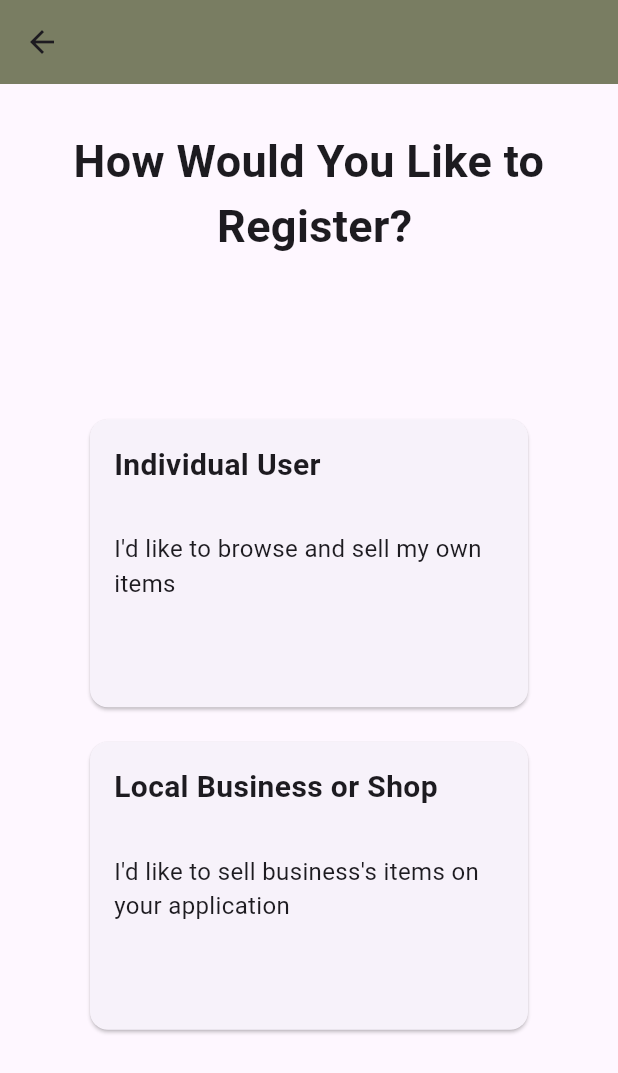
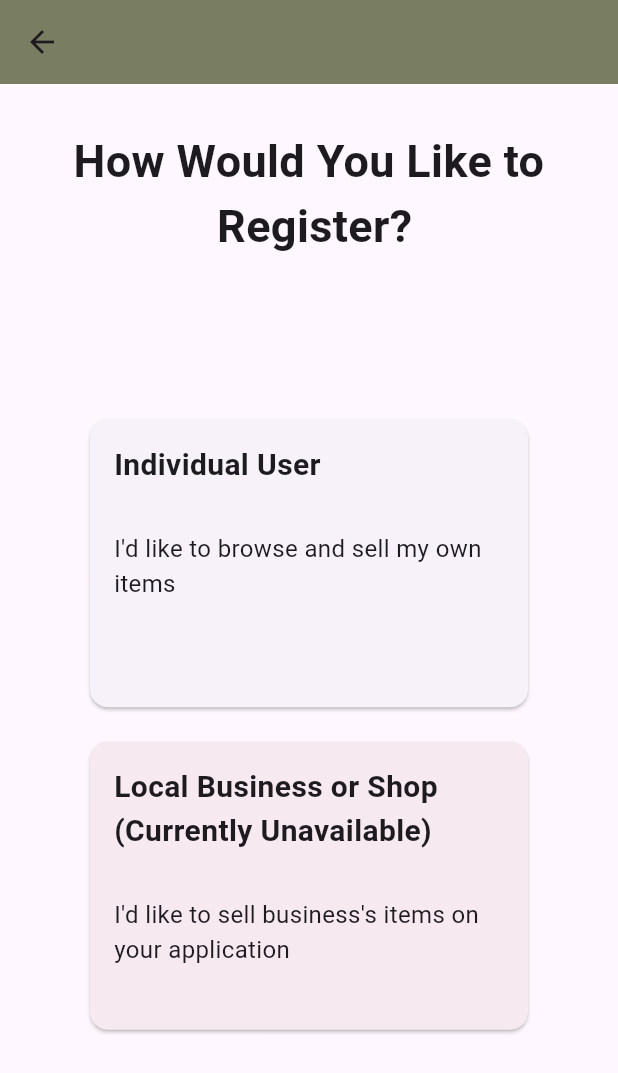
Before and after one commit to rndvouz/rndvouz_mobile_app, a Flutter app: the UserTypePage screen opened directly, on a phone screen of 412 x 824 dp. Shown: the top 1073 px of the screen. Run offline on Flutter 3.47's test engine with Material 3 defaults, Android fonts, the phone set to English and light mode, and no system bars; our stand-ins replace cloud_firestore, firebase_auth, firebase_core, flutter_card_swiper, flutter_riverpod, freezed_annotation and 4 more; missing offline and left inert: firebase_ui_auth, material_theme_builder; accounts and stored records are empty; generated files the repository leaves out were written again; Roboto replaces fonts that are missing (RobotoMono).

Commit message:
disabled creation of business users

```diff
--- a/lib/features/authentication/presentation/user_type.dart
+++ b/lib/features/authentication/presentation/user_type.dart
@@ -51,15 +51,16 @@ class UserTypePage extends StatelessWidget {
                       const SizedBox(height: 15),
                       GestureDetector(
                         onTap: () {
-                          Navigator.pushNamed(
-                            context,
-                            SetupLoginPage.routeName,
-                            arguments: SetupLoginPageArguments(true),
-                          );
+                          // Navigator.pushNamed(
+                          //   context,
+                          //   SetupLoginPage.routeName,
+                          //   arguments: SetupLoginPageArguments(true),
+                          // );
                         },
                         child: const CardWidget(
-                          'Local Business or Shop',
+                          'Local Business or Shop (Currently Unavailable)',
                           'I\'d like to sell business\'s items on your application',
+                          disable: true,
                         ),
                       ),
                     ],
@@ -77,8 +78,10 @@ class UserTypePage extends StatelessWidget {
 class CardWidget extends StatelessWidget {
   final String title;
   final String description;
+  final bool disable;
 
-  const CardWidget(this.title, this.description, {Key? key}) : super(key: key);
+  const CardWidget(this.title, this.description,
+      {super.key, this.disable = false});
 
   @override
   Widget build(BuildContext context) {
@@ -86,6 +89,7 @@ class CardWidget extends StatelessWidget {
       width: 300,
       height: 200,
       child: Card(
+        surfaceTintColor: disable ? Colors.red : Colors.transparent,
         child: Center(
           child: Padding(
             padding: const EdgeInsets.all(16),
```
